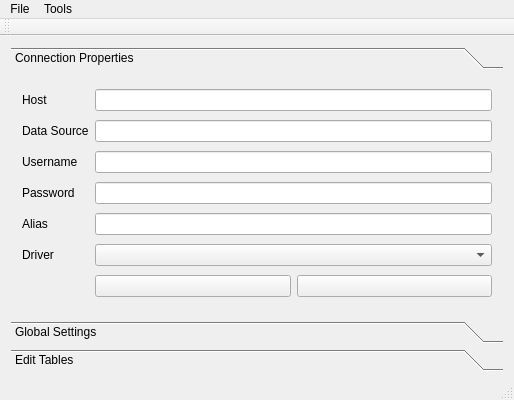
Before: the Qt Designer form conf_app/conf_app.ui in doublebyte1/app_solution, drawn with Qt 5.
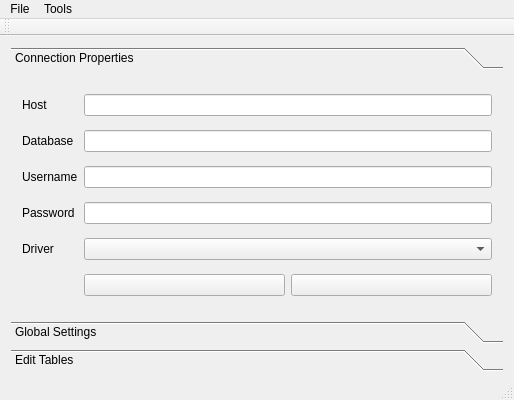
After: the same form once the commit is applied. Icons and pictures are not drawn.

Commit message: - removed hardcoded path on reports dir and change to current path + reports - amended exit call, that was not working properly - removed obsolete "alias" parameter from connection string - removed dependencies from dns, replaced by a constructed string based on database name

What changed in the file:
```diff
--- a/conf_app/conf_app.ui
+++ b/conf_app/conf_app.ui
@@ -56,7 +56,7 @@
         <item row="1" column="0">
          <widget class="QLabel" name="lbDataSource">
           <property name="text">
-           <string>Data Source</string>
+           <string>Database</string>
           </property>
           <property name="alignment">
            <set>Qt::AlignLeading|Qt::AlignLeft|Qt::AlignVCenter</set>
@@ -103,22 +103,6 @@
          </widget>
         </item>
         <item row="4" column="0">
-         <widget class="QLabel" name="lbAlias">
-          <property name="text">
-           <string>Alias</string>
-          </property>
-          <property name="alignment">
-           <set>Qt::AlignLeading|Qt::AlignLeft|Qt::AlignVCenter</set>
-          </property>
-          <property name="buddy">
-           <cstring>lineAlias</cstring>
-          </property>
-         </widget>
-        </item>
-        <item row="4" column="1">
-         <widget class="QLineEdit" name="lineAlias"/>
-        </item>
-        <item row="5" column="0">
          <widget class="QLabel" name="lbDriver">
           <property name="text">
            <string>Driver</string>
@@ -128,10 +112,10 @@
           </property>
          </widget>
         </item>
-        <item row="5" column="1">
+        <item row="4" column="1">
          <widget class="QComboBox" name="cmbDriver"/>
         </item>
-        <item row="6" column="1">
+        <item row="5" column="1">
          <layout class="QHBoxLayout" name="horizontalLayout">
           <item>
            <widget class="QPushButton" name="pushConnect">
```
Left out of the diff: 15 changed lines with no effect on the pictures. The commit also changes 44 other files.
